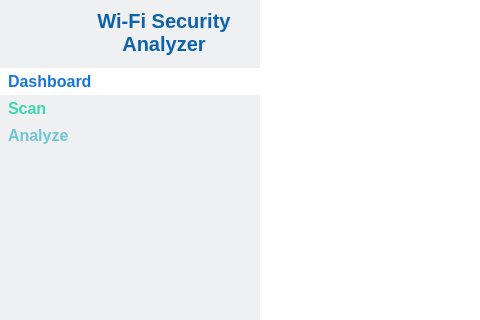
Before: the Qt Designer form mainwindow.ui in nguyenduchuy-22NS024/wifi-security-analyzer, drawn with Qt 5; both pictures show x 0 to 480 and y 0 to 320 of the 1280 by 720 pixel window.
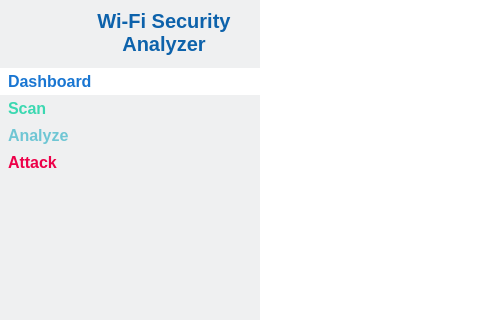
After: the same form once the commit is applied. Icons and pictures are not drawn.

```diff
--- a/mainwindow.ui
+++ b/mainwindow.ui
@@ -188,8 +188,8 @@
 	color: #3bd8b1;
 }
 
-#btnTrusted{
-	color: #365166;
+#btnAttack{
+	color: #ed0049;
 }
 
 #btnAnalyze {
@@ -290,6 +290,29 @@
             </property>
            </widget>
           </item>
+          <item>
+           <widget class="QPushButton" name="btnAttack">
+            <property name="text">
+             <string>Attack</string>
+            </property>
+            <property name="icon">
+             <iconset resource="resources.qrc">
+              <normaloff>:/root/resources/icons8-sword-32.png</normaloff>:/root/resources/icons8-sword-32.png</iconset>
+            </property>
+            <property name="iconSize">
+             <size>
+              <width>32</width>
+              <height>32</height>
+             </size>
+            </property>
+            <property name="checkable">
+             <bool>true</bool>
+            </property>
+            <property name="autoExclusive">
+             <bool>true</bool>
+            </property>
+           </widget>
+          </item>
          </layout>
         </widget>
        </item>
```
